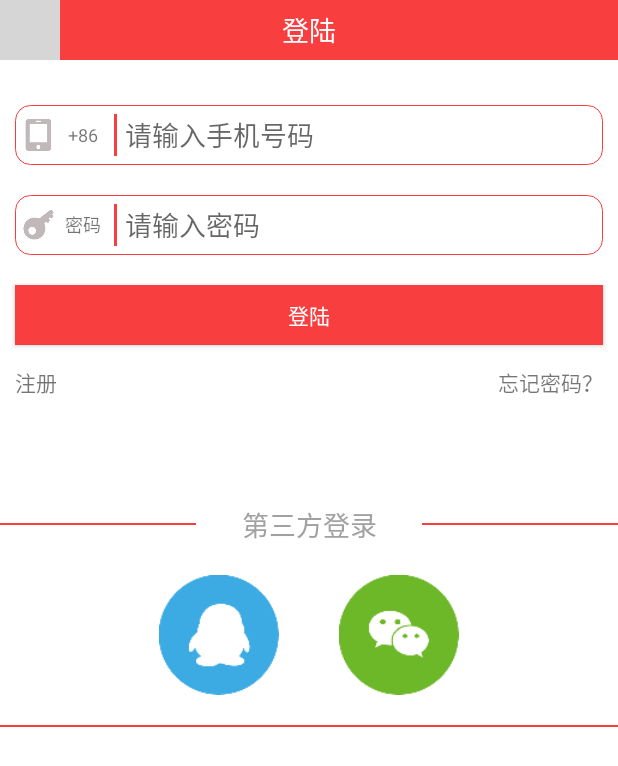
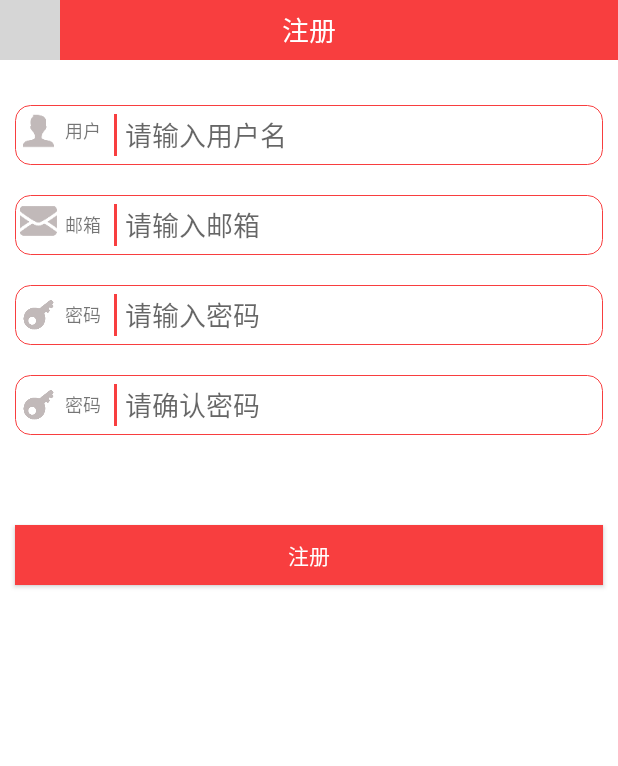
Before and after one commit to Shaohuo/ShiShiLe, an Android app: the layout activity_register.xml on its own in the app's theme, with its tools: preview values and no code run, on a phone screen of 412 x 824 dp. Shown: the top 766 px of the screen. Run offline under Robolectric (Android 15) with nearby library versions, the light colour scheme and no system bars; grey boxes are pictures that could not be loaded.

Commit message:
添加注册页面

```diff
--- a/app/src/main/AndroidManifest.xml
+++ b/app/src/main/AndroidManifest.xml
@@ -128,7 +128,8 @@
             android:screenOrientation="portrait"
             android:theme="@style/SwipeBackTheme" />
         <activity android:name=".activity.CollectionActivity" />
-        <activity android:name=".activity.ForecastFragmentActivity"></activity>
+        <activity android:name=".activity.ForecastFragmentActivity" />
+        <activity android:name=".activity.RegisterActivity"></activity>
     </application>
 
 </manifest>
--- a/app/src/main/java/com/yxl/shishile/shishile/activity/LoginActivity.java
+++ b/app/src/main/java/com/yxl/shishile/shishile/activity/LoginActivity.java
@@ -9,6 +9,7 @@ import android.os.Message;
 import android.util.Log;
 import android.view.View;
 import android.widget.ImageView;
+import android.widget.TextView;
 import android.widget.Toast;
 
 import com.tencent.connect.UserInfo;
@@ -34,12 +35,15 @@ public class LoginActivity extends SwipeBackActivity implements View.OnClickList
 //    public static ImageView userlogo;
     Bitmap bitmap = null;
     public static String nicknameTextView;
+    private TextView zhuce;
 
     @Override
     protected void onCreate(Bundle savedInstanceState) {
         super.onCreate(savedInstanceState);
         setContentView(R.layout.activity_login);
         View back_img = findViewById(R.id.back_img);
+        zhuce = findViewById(R.id.zhuce);
+        zhuce.setOnClickListener(this);
         back_img.setOnClickListener(this);
         //传入参数APPID和全局Context上下文
         mTencent = Tencent.createInstance(APP_ID,LoginActivity.this.getApplicationContext());
@@ -60,6 +64,9 @@ public class LoginActivity extends SwipeBackActivity implements View.OnClickList
             case R.id.back_img:
                 finish();
                 break;
+            case R.id.zhuce:
+                Intent intent = new Intent(LoginActivity.this, RegisterActivity.class);
+                startActivity(intent);
         }
     }
 
--- /dev/null
+++ b/app/src/main/java/com/yxl/shishile/shishile/activity/RegisterActivity.java
@@ -0,0 +1,33 @@
+package com.yxl.shishile.shishile.activity;
+
+import android.support.v7.app.AppCompatActivity;
+import android.os.Bundle;
+import android.view.View;
+import android.widget.Button;
+import android.widget.ImageView;
+
+import com.yxl.shishile.shishile.R;
+
+public class RegisterActivity extends AppCompatActivity implements View.OnClickListener {
+
+    @Override
+    protected void onCreate(Bundle savedInstanceState) {
+        super.onCreate(savedInstanceState);
+        setContentView(R.layout.activity_register);
+        ImageView back_img = findViewById(R.id.back_img);
+        back_img.setOnClickListener(this);
+        Button zhuce = findViewById(R.id.zhuce);
+        zhuce.setOnClickListener(this);
+    }
+
+    @Override
+    public void onClick(View view) {
+        switch (view.getId()){
+            case R.id.back_img:
+                finish();
+                break;
+            case R.id.zhuce:
+                break;
+        }
+    }
+}
--- a/app/src/main/java/com/yxl/shishile/shishile/fragment/BeijingPkshiFragment.java
+++ b/app/src/main/java/com/yxl/shishile/shishile/fragment/BeijingPkshiFragment.java
@@ -36,6 +36,7 @@ public class BeijingPkshiFragment extends Fragment implements View.OnClickListen
     private LinearLayout third_liner;
     private LinearLayout fourth_liner;
     private LinearLayout fifth_liner;
+    private TextView liner_title;
 
 
     // TODO: Rename parameter arguments, choose names that match
@@ -85,6 +86,7 @@ public class BeijingPkshiFragment extends Fragment implements View.OnClickListen
         third_liner = view.findViewById(R.id.third_liner);
         fourth_liner = view.findViewById(R.id.fourth_liner);
         fifth_liner = view.findViewById(R.id.fifth_liner);
+        liner_title = view.findViewById(R.id.liner_title_text);
         linner = view.findViewById(R.id.title_liner);
         linner.setOnClickListener(this);
         mKeyRadioGroupV2 = (KeyRadioGroupV2) view.findViewById(R.id.krg_main_2);
@@ -117,6 +119,7 @@ public class BeijingPkshiFragment extends Fragment implements View.OnClickListen
                 break;
             case R.id.champion:
                 mpopupWindow.dismiss();
+                liner_title.setText("冠军");
                 champion_liner.setVisibility(View.VISIBLE);
                 second_liner.setVisibility(View.INVISIBLE);
                 third_liner.setVisibility(View.INVISIBLE);
@@ -125,6 +128,7 @@ public class BeijingPkshiFragment extends Fragment implements View.OnClickListen
                 break;
             case R.id.second_place:
                 mpopupWindow.dismiss();
+                liner_title.setText("前二名");
                 champion_liner.setVisibility(View.VISIBLE);
                 second_liner.setVisibility(View.VISIBLE);
                 third_liner.setVisibility(View.INVISIBLE);
@@ -133,6 +137,7 @@ public class BeijingPkshiFragment extends Fragment implements View.OnClickListen
                 break;
             case R.id.third_place:
                 mpopupWindow.dismiss();
+                liner_title.setText("前三名");
                 champion_liner.setVisibility(View.VISIBLE);
                 second_liner.setVisibility(View.VISIBLE);
                 third_liner.setVisibility(View.VISIBLE);
@@ -141,6 +146,7 @@ public class BeijingPkshiFragment extends Fragment implements View.OnClickListen
                 break;
             case R.id.fourth:
                 mpopupWindow.dismiss();
+                liner_title.setText("前四名");
                 champion_liner.setVisibility(View.VISIBLE);
                 second_liner.setVisibility(View.VISIBLE);
                 third_liner.setVisibility(View.VISIBLE);
@@ -149,6 +155,7 @@ public class BeijingPkshiFragment extends Fragment implements View.OnClickListen
                 break;
             case R.id.fifth:
                 mpopupWindow.dismiss();
+                liner_title.setText("前五名");
                 champion_liner.setVisibility(View.VISIBLE);
                 second_liner.setVisibility(View.VISIBLE);
                 third_liner.setVisibility(View.VISIBLE);
--- a/app/src/main/res/layout/activity_login.xml
+++ b/app/src/main/res/layout/activity_register.xml
@@ -5,7 +5,7 @@
     android:layout_height="match_parent"
     android:background="@color/white"
     android:orientation="vertical"
-    tools:context="com.yxl.shishile.shishile.activity.LoginActivity">
+    tools:context="com.yxl.shishile.shishile.activity.RegisterActivity">
 
     <RelativeLayout
         android:background="#f83e3f"
@@ -24,7 +24,7 @@
             android:layout_height="match_parent"
             android:layout_centerHorizontal="true"
             android:gravity="center"
-            android:text="登陆"
+            android:text="注册"
             android:textColor="@color/white"
             android:textSize="18sp" />
     </RelativeLayout>
@@ -54,13 +54,13 @@
                 android:layout_height="wrap_content"
                 android:paddingLeft="2.5dp"
                 android:paddingRight="2.5dp"
-                android:src="@mipmap/phone" />
+                android:src="@mipmap/person2" />
 
             <TextView
                 android:layout_width="30dp"
                 android:layout_height="match_parent"
                 android:gravity="center"
-                android:text="+86"
+                android:text="用户"
                 android:textSize="12sp" />
         </LinearLayout>
 
@@ -77,9 +77,96 @@
             android:background="@null"
             android:cursorVisible="true"
             android:gravity="center|left"
-            android:hint="请输入手机号码"
+            android:hint="请输入用户名"
             android:inputType="number"
             android:singleLine="true" />
+
+    </LinearLayout>
+
+    <LinearLayout
+        android:layout_width="match_parent"
+        android:layout_height="40dp"
+        android:layout_marginLeft="10dp"
+        android:layout_marginRight="10dp"
+        android:layout_marginTop="20dp"
+        android:background="@drawable/border_liner"
+        android:orientation="horizontal">
+
+        <ImageView
+            android:layout_width="30dp"
+            android:layout_height="wrap_content"
+            android:paddingLeft="2.5dp"
+            android:paddingRight="2.5dp"
+            android:src="@mipmap/email" />
+
+        <TextView
+            android:layout_width="30dp"
+            android:layout_height="match_parent"
+            android:gravity="center"
+            android:text="邮箱"
+            android:textSize="12sp" />
+
+        <ImageView
+            android:layout_width="2dp"
+            android:layout_height="match_parent"
+            android:layout_margin="5dp"
+            android:background="#f83e3f" />
+
+        <EditText
+            android:id="@+id/et02"
+            android:layout_width="match_parent"
+            android:layout_height="match_parent"
+            android:background="@null"
+            android:cursorVisible="true"
+            android:gravity="center|left"
+            android:hint="请输入邮箱"
+            android:inputType="textEmailAddress"
+            android:singleLine="true" />
+
+
+    </LinearLayout>
+
+
+    <LinearLayout
+        android:layout_width="match_parent"
+        android:layout_height="40dp"
+        android:layout_marginLeft="10dp"
+        android:layout_marginRight="10dp"
+        android:layout_marginTop="20dp"
+        android:background="@drawable/border_liner"
+        android:orientation="horizontal">
+
+        <ImageView
+            android:layout_width="30dp"
+            android:layout_height="wrap_content"
+            android:paddingLeft="2.5dp"
+            android:paddingRight="2.5dp"
+            android:src="@mipmap/key" />
+
+        <TextView
+            android:layout_width="30dp"
+            android:layout_height="match_parent"
+            android:gravity="center"
+            android:text="密码"
+            android:textSize="12sp" />
+
+        <ImageView
+            android:layout_width="2dp"
+            android:layout_height="match_parent"
+            android:layout_margin="5dp"
+            android:background="#f83e3f" />
+
+        <EditText
+            android:id="@+id/et03"
+            android:layout_width="match_parent"
+            android:layout_height="match_parent"
+            android:background="@null"
+            android:cursorVisible="true"
+            android:gravity="center|left"
+            android:hint="请输入密码"
+            android:inputType="numberPassword"
+            android:singleLine="true" />
+
 
     </LinearLayout>
 
@@ -113,124 +200,35 @@
             android:background="#f83e3f" />
 
         <EditText
-            android:id="@+id/et02"
+            android:id="@+id/et04"
             android:layout_width="match_parent"
             android:layout_height="match_parent"
             android:background="@null"
             android:cursorVisible="true"
             android:gravity="center|left"
-            android:hint="请输入密码"
+            android:hint="请确认密码"
             android:inputType="numberPassword"
             android:singleLine="true" />
 
 
     </LinearLayout>
 
+    <TextView
+        android:layout_width="match_parent"
+        android:layout_height="40dp" />
     <Button
-        android:id="@+id/denglv"
+        android:id="@+id/zhuce"
         android:layout_width="match_parent"
         android:layout_height="40dp"
         android:layout_marginLeft="10dp"
         android:layout_marginRight="10dp"
         android:layout_marginTop="20dp"
         android:background="#f83e3f"
-        android:text="登陆"
+        android:text="注册"
         android:textColor="@color/white" />
 
-    <RelativeLayout
-        android:layout_width="match_parent"
-        android:layout_height="30dp"
-        android:layout_margin="10dp">
 
-        <TextView
-            android:id="@+id/zhuce"
-            android:layout_width="wrap_content"
-            android:layout_height="match_parent"
-            android:gravity="center"
-            android:text="注册" />
 
-        <TextView
-            android:id="@+id/wangjimima"
-            android:layout_width="wrap_content"
-            android:layout_height="match_parent"
-            android:layout_alignParentRight="true"
-            android:gravity="center"
-            android:text="忘记密码？" />
-    </RelativeLayout>
 
-    <LinearLayout
-        android:layout_width="match_parent"
-        android:layout_height="wrap_content"
-        android:layout_marginTop="56dp"
-        android:layout_marginBottom="20dp"
-        android:orientation="horizontal">
-
-        <ImageView
-            android:layout_gravity="center_vertical"
-            android:layout_width="0dp"
-            android:layout_height="1dp"
-            android:layout_weight="1"
-            android:background="#f83e3f" />
-
-        <TextView
-            android:layout_width="0dp"
-            android:layout_height="wrap_content"
-            android:layout_marginLeft="10dp"
-            android:layout_marginRight="10dp"
-            android:layout_weight="1"
-            android:gravity="center"
-            android:text="第三方登录"
-            android:textColor="#a1a1a1"
-            android:textSize="18sp" />
-
-        <ImageView
-            android:layout_gravity="center_vertical"
-            android:layout_width="0dp"
-            android:layout_height="1dp"
-            android:layout_weight="1"
-            android:background="#f83e3f" />
-    </LinearLayout>
-
-    <RadioGroup
-        android:layout_width="match_parent"
-        android:layout_height="wrap_content"
-        android:orientation="horizontal">
-
-        <TextView
-            android:layout_weight="1"
-            android:layout_width="0dp"
-            android:layout_height="match_parent" />
-
-        <RadioButton
-            android:clickable="true"
-            android:onClick="buttonLogin"
-            android:id="@+id/radio01"
-            android:layout_width="80dp"
-            android:layout_height="80dp"
-            android:layout_marginRight="20dp"
-            android:background="@mipmap/qq"
-            android:button="@null"
-            android:checked="false"
-            android:gravity="center" />
-
-        <RadioButton
-            android:id="@+id/radio02"
-            android:layout_width="80dp"
-            android:layout_height="80dp"
-            android:layout_marginLeft="20dp"
-            android:background="@mipmap/weixin"
-            android:button="@null" />
-
-        <TextView
-            android:layout_weight="1"
-            android:layout_width="0dp"
-            android:layout_height="match_parent" />
-    </RadioGroup>
-
-    <ImageView
-        android:layout_width="match_parent"
-        android:layout_height="1dp"
-        android:layout_marginTop="20dp"
-        android:background="#f83e3f" />
 
 </LinearLayout>
--- a/app/src/main/res/layout/fragment_beijing_pkshi.xml
+++ b/app/src/main/res/layout/fragment_beijing_pkshi.xml
@@ -14,6 +14,7 @@
         android:orientation="horizontal">
 
         <TextView
+            android:id="@+id/liner_title_text"
             android:layout_width="0dp"
             android:layout_height="50dp"
             android:layout_gravity="center"
@@ -67,7 +68,7 @@
                     android:layout_height="30dp"
                     android:layout_marginLeft="10dp"
                     android:gravity="center|start"
-                    android:text="在冠军位置上选择1个预测号" />
+                    android:text="在冠军位置上选择您的预测号" />
 
                 <LinearLayout
                     android:layout_width="match_parent"
@@ -255,7 +256,7 @@
                     android:layout_height="30dp"
                     android:layout_marginLeft="10dp"
                     android:gravity="center|start"
-                    android:text="在亚军位置上选择1个预测号" />
+                    android:text="在前两名位置上选择您的预测号" />
 
                 <LinearLayout
                     android:layout_width="match_parent"
@@ -443,7 +444,7 @@
                     android:layout_height="30dp"
                     android:layout_marginLeft="10dp"
                     android:gravity="center|start"
-                    android:text="在季军位置上选择1个预测号" />
+                    android:text="在前三名位置上选择您的预测号" />
 
                 <LinearLayout
                     android:layout_width="match_parent"
@@ -631,7 +632,7 @@
                     android:layout_height="30dp"
                     android:layout_marginLeft="10dp"
                     android:gravity="center|start"
-                    android:text="在第四名位置上选择1个预测号" />
+                    android:text="在前四名位置上选择您的预测号" />
 
                 <LinearLayout
                     android:layout_width="match_parent"
@@ -819,7 +820,7 @@
                     android:layout_height="30dp"
                     android:layout_marginLeft="10dp"
                     android:gravity="center|start"
-                    android:text="在第五名位置上选择1个预测号" />
+                    android:text="在前五名位置上选择您的预测号" />
 
                 <LinearLayout
                     android:layout_width="match_parent"
```
Also changed, not shown: app/src/main/java/com/yxl/shishile/shishile/fragment/ForecastFragment.java (deleted), app/src/main/res/mipmap-xxhdpi/email.png (added), app/src/main/res/mipmap-xxhdpi/person2.png (added).
